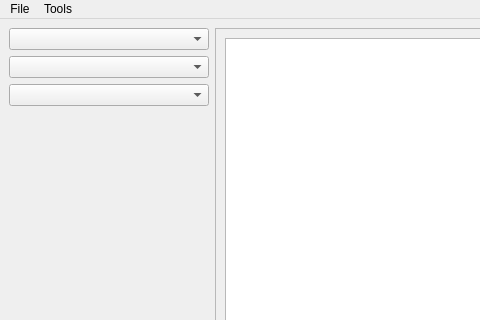
LagoLunatic/DSVEdit, file main.ui: the form before one commit; both pictures show x 0 to 480 and y 0 to 320 of the 800 by 600 pixel window.
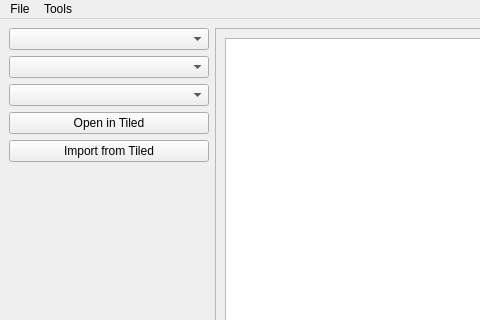
The form after the commit.

Commit message: Add TMX interface to GUI

Diff of the .ui file:
```diff
--- a/main.ui
+++ b/main.ui
@@ -47,6 +47,20 @@
         </property>
        </widget>
       </item>
+      <item>
+       <widget class="QPushButton" name="tiled_export">
+        <property name="text">
+         <string>Open in Tiled</string>
+        </property>
+       </widget>
+      </item>
+      <item>
+       <widget class="QPushButton" name="tiled_import">
+        <property name="text">
+         <string>Import from Tiled</string>
+        </property>
+       </widget>
+      </item>
       <item>
        <spacer name="verticalSpacer">
         <property name="orientation">
```
The commit also changes 2 other files.
